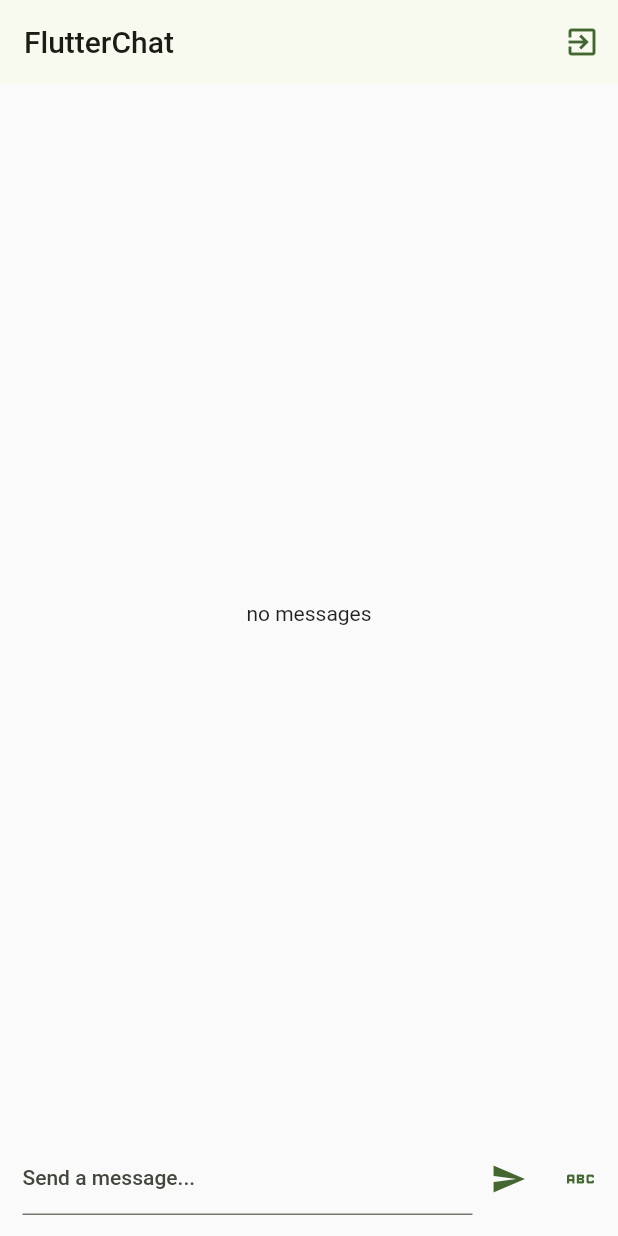
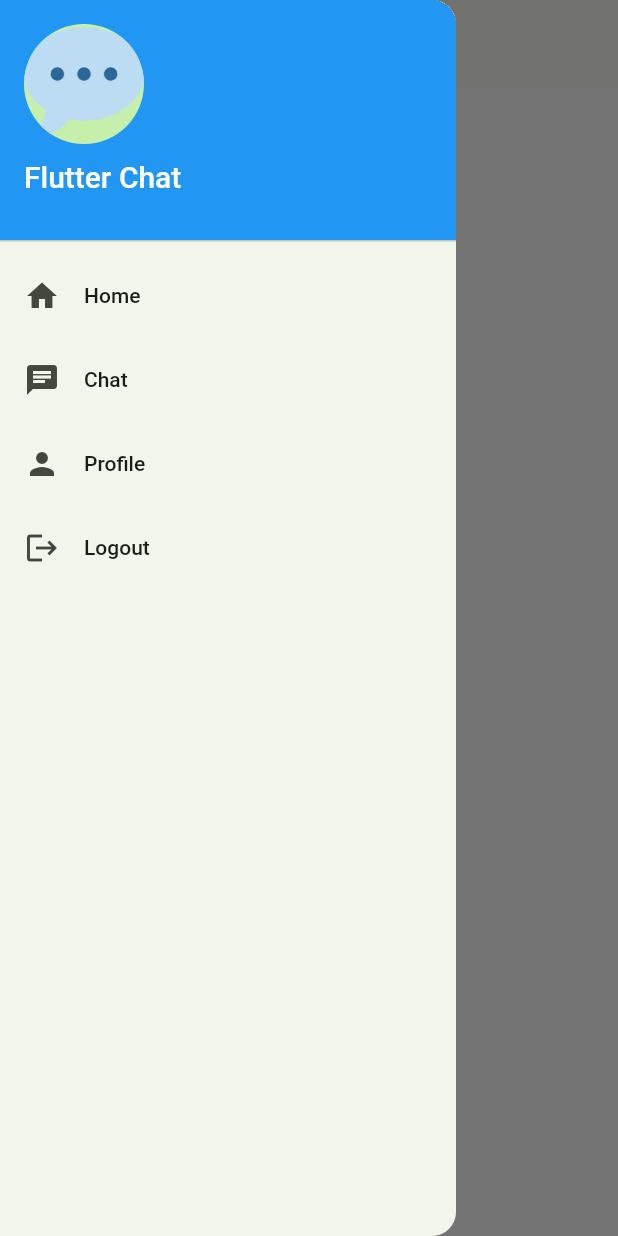
Before and after one commit to Nasser-ALRuwais/pdp_conference_2023, a Flutter app: the screen it shows once a user with an empty profile is signed in, with the side drawer open (before the commit the screen has no drawer), on a phone screen of 412 x 824 dp. Run offline on Flutter 3.47's test engine with Material 2 defaults, Android fonts, the phone set to English and light mode, and no system bars; our stand-ins replace cloud_firestore, firebase_auth, firebase_core, firebase_messaging, firebase_storage, image_picker; accounts and stored records are empty.

Commit message:
fixed bugs where when you sign in it does not take you to the main page

```diff
--- a/lib/main.dart
+++ b/lib/main.dart
@@ -1,3 +1,5 @@
+import './screen/main_screen.dart';
+
 import './screen/auth_screen.dart';
 import './screen/chat.dart';
 import './screen/splash.dart';
@@ -30,17 +32,22 @@ class App extends StatelessWidget {
             seedColor: const Color.fromARGB(255, 56, 106, 32)),
       ),
       home: StreamBuilder(
-        stream: FirebaseAuth.instance.authStateChanges(),
+        stream: FirebaseAuth.instance.userChanges(),
         builder: (context, snapshot) {
           if (snapshot.connectionState == ConnectionState.waiting) {
             return const SplashScreen();
           }
-          if (snapshot.hasData) {
-            return const ChatScreen();
-          }
-          return const AuthScreen();
+          return snapshot.data != null
+              ? const MainScreen()
+              : const AuthScreen();
         },
       ),
+      routes: {
+        MainScreen.routeName: (context) => const MainScreen(),
+        AuthScreen.routeName: (context) => const AuthScreen(),
+        ProfileScreen.routeName: (context) => const ProfileScreen(),
+        ChatScreen.routeName: (context) => const ChatScreen(),
+      },
     );
   }
 }
--- a/lib/screen/chat.dart
+++ b/lib/screen/chat.dart
@@ -1,3 +1,5 @@
+import '../widgets/drawer.dart';
+
 import '../widgets/chat_message.dart';
 import '../widgets/new_message.dart';
 import 'package:firebase_messaging/firebase_messaging.dart';
@@ -5,6 +7,7 @@ import 'package:flutter/material.dart';
 import 'package:firebase_auth/firebase_auth.dart';
 
 class ChatScreen extends StatefulWidget {
+  static const routeName = '/chat-screen';
   const ChatScreen({super.key});
 
   @override
@@ -30,17 +33,9 @@ class _ChatScreenState extends State<ChatScreen> {
   @override
   Widget build(BuildContext context) {
     return Scaffold(
+        drawer: const DrawerWidget(),
         appBar: AppBar(
           title: const Text("FlutterChat"),
-          actions: [
-            IconButton(
-              onPressed: () => FirebaseAuth.instance.signOut(),
-              icon: Icon(
-                Icons.exit_to_app,
-                color: Theme.of(context).colorScheme.primary,
-              ),
-            ),
-          ],
         ),
         body: const Column(
           children: [
--- /dev/null
+++ b/lib/screen/main_screen.dart
@@ -0,0 +1,52 @@
+// Create a main screen with a drawer widget. use the custom drawer widget created in the previous step.
+// the main page will be the second page after the log in page so include a static routname variable.
+// it will will have a centered text widget in top saying "PDP Conference 2023"
+// and a drawer widget.
+//
+import 'package:flutter/material.dart';
+import '../widgets/drawer.dart';
+
+class MainScreen extends StatelessWidget {
+  static const routeName = '/main-screen';
+
+  const MainScreen({Key? key}) : super(key: key);
+
+  @override
+  Widget build(BuildContext context) {
+    return Scaffold(
+      drawer: const DrawerWidget(),
+      appBar: AppBar(
+        title: const Text('PDP Conference 2023'),
+        centerTitle: true,
+      ),
+      body: const Center(
+        child: Text('PDP Conference 2023'),
+      ),
+    );
+  }
+}
+// Create a profile screen with a drawer widget. use the custom drawer widget created in the previous step.
+// the profile page will be the third page after the log in page so include a static routname variable.
+// it will will have a centered text widget in top saying "Profile"
+// and a drawer widget.
+//
+
+class ProfileScreen extends StatelessWidget {
+  static const routeName = '/profile-screen';
+
+  const ProfileScreen({Key? key}) : super(key: key);
+
+  @override
+  Widget build(BuildContext context) {
+    return Scaffold(
+      drawer: const DrawerWidget(),
+      appBar: AppBar(
+        title: const Text('Profile'),
+        centerTitle: true,
+      ),
+      body: const Center(
+        child: Text('Profile'),
+      ),
+    );
+  }
+}
--- a/lib/widgets/chat_message.dart
+++ b/lib/widgets/chat_message.dart
@@ -30,10 +30,7 @@ class ChatMessage extends StatelessWidget {
         }
 
         final loadedMessages = snapshot.data!.docs;
-        for (var doc in loadedMessages) {
-          print(doc.data()['text']);
-        }
-        print(authenticatedUser!.uid);
+
         return ListView.builder(
           padding: const EdgeInsets.only(
             bottom: 40,
@@ -59,14 +56,14 @@ class ChatMessage extends StatelessWidget {
             if (nextUserIsSame) {
               return MessageBubble.next(
                   message: chatMessage['text'],
-                  isMe: authenticatedUser.uid ==
+                  isMe: authenticatedUser!.uid ==
                       currentMessageUserId); //compare the logged in user ID with the current chat message user ID
             } else {
               return MessageBubble.first(
                 userImage: chatMessage['imageUrl'],
                 username: chatMessage['username'],
                 message: chatMessage['text'],
-                isMe: authenticatedUser.uid == currentMessageUserId,
+                isMe: authenticatedUser!.uid == currentMessageUserId,
               );
             }
           },
--- /dev/null
+++ b/lib/widgets/drawer.dart
@@ -0,0 +1,75 @@
+//create a drawer widget to be used in the app with two pages: main page, and chat page.
+
+import 'package:firebase_auth/firebase_auth.dart';
+import 'package:flutter/material.dart';
+import 'package:pdp_conference_2023/screen/auth_screen.dart';
+import '../screen/chat.dart';
+import '../screen/main_screen.dart';
+
+class DrawerWidget extends StatelessWidget {
+  const DrawerWidget({Key? key}) : super(key: key);
+
+  @override
+  Widget build(BuildContext context) {
+    return Drawer(
+      elevation: 0,
+      child: ListView(
+        children: [
+          DrawerHeader(
+            decoration: BoxDecoration(
+              color: Theme.of(context).primaryColor,
+            ),
+            child: const Column(
+              crossAxisAlignment: CrossAxisAlignment.start,
+              children: [
+                CircleAvatar(
+                  radius: 40,
+                  backgroundImage: AssetImage('assets/images/chat.png'),
+                ),
+                SizedBox(
+                  height: 10,
+                ),
+                Text(
+                  'Flutter Chat',
+                  style: TextStyle(
+                    color: Colors.white,
+                    fontSize: 20,
+                  ),
+                ),
+              ],
+            ),
+          ),
+          ListTile(
+            leading: const Icon(Icons.home),
+            title: const Text('Home'),
+            onTap: () {
+              Navigator.pushReplacementNamed(context, MainScreen.routeName);
+            },
+          ),
+          ListTile(
+            leading: const Icon(Icons.chat),
+            title: const Text('Chat'),
+            onTap: () {
+              Navigator.pushReplacementNamed(context, ChatScreen.routeName);
+            },
+          ),
+          ListTile(
+            leading: const Icon(Icons.person),
+            title: const Text('Profile'),
+            onTap: () {
+              Navigator.pushReplacementNamed(context, ProfileScreen.routeName);
+            },
+          ),
+          ListTile(
+            leading: const Icon(Icons.logout),
+            title: const Text('Logout'),
+            onTap: () {
+              FirebaseAuth.instance.signOut();
+              Navigator.pushReplacementNamed(context, AuthScreen.routeName);
+            },
+          ),
+        ],
+      ),
+    );
+  }
+}
```
Also changed, not shown: lib/Helper/db_helper.dart (+1 -7 lines), lib/screen/auth_screen.dart (+25 -4 lines), lib/Helper/random_colors.dart (renamed from lib/Helper/randomColors.dart).
